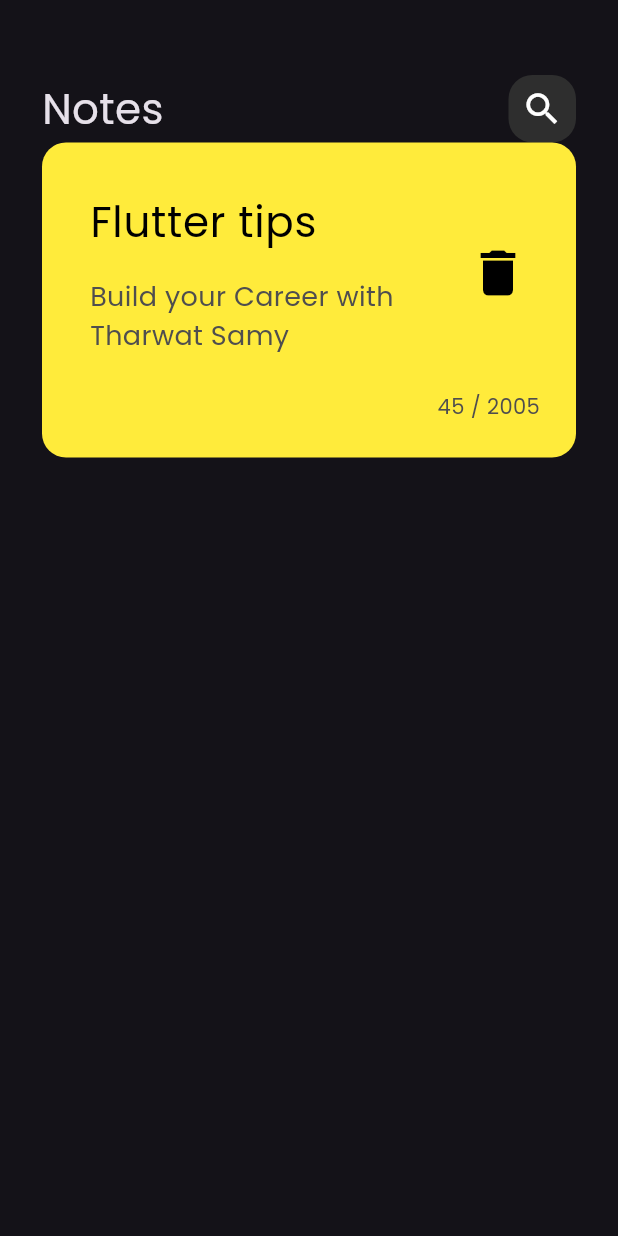
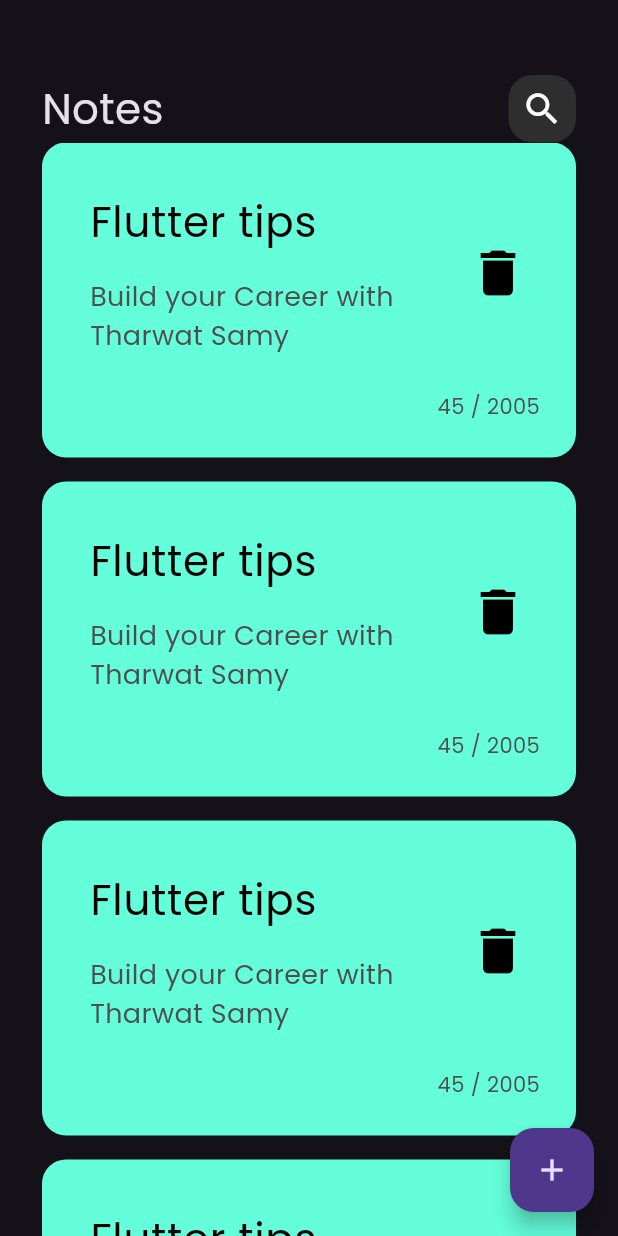
Before and after one commit to AbdMalik2005/note_app, a Flutter app: the screen it shows after launch, on a phone screen of 412 x 824 dp. Run offline on Flutter 3.47's test engine with Material 3 defaults, Android fonts, the phone set to English and light mode, and no system bars.

Commit message:
add floawtingactionbutton

```diff
--- a/lib/view/note_view.dart
+++ b/lib/view/note_view.dart
@@ -6,6 +6,12 @@ class NoteView extends StatelessWidget {
 
   @override
   Widget build(BuildContext context) {
-    return Scaffold(body: const NoteViewBody());
+    return Scaffold(
+      floatingActionButton: FloatingActionButton(
+        onPressed: () {},
+        child: Icon(Icons.add),
+      ),
+      body: const NoteViewBody(),
+    );
   }
 }
--- a/lib/widgets/custom_noteitem.dart
+++ b/lib/widgets/custom_noteitem.dart
@@ -6,9 +6,10 @@ class NoteItem extends StatelessWidget {
   @override
   Widget build(BuildContext context) {
     return Container(
-      padding: EdgeInsets.only(top: 24, left: 16, bottom: 24),
+      margin: const EdgeInsets.only(bottom: 16),
+      padding: const EdgeInsets.only(top: 24, left: 16, bottom: 24),
       decoration: BoxDecoration(
-        color: Colors.yellow,
+        color: Colors.tealAccent,
         borderRadius: BorderRadius.circular(16),
       ),
       child: Column(
--- a/lib/widgets/note_view_body.dart
+++ b/lib/widgets/note_view_body.dart
@@ -10,8 +10,27 @@ class NoteViewBody extends StatelessWidget {
     return Padding(
       padding: const EdgeInsets.symmetric(horizontal: 28),
       child: Column(
-        children: [SizedBox(height: 50), CustomAppbar(), NoteItem()],
+        children: [
+          SizedBox(height: 50),
+          CustomAppbar(),
+          Expanded(
+            child: ListNote()
+          ),
+        ],
       ),
     );
   }
 }
+
+
+class ListNote extends StatelessWidget {
+  const ListNote({super.key});
+
+  @override
+  Widget build(BuildContext context) {
+    return ListView.builder(
+              itemCount: 4,
+              itemBuilder: (context, index) =>const NoteItem(),
+            );
+  }
+}
```
